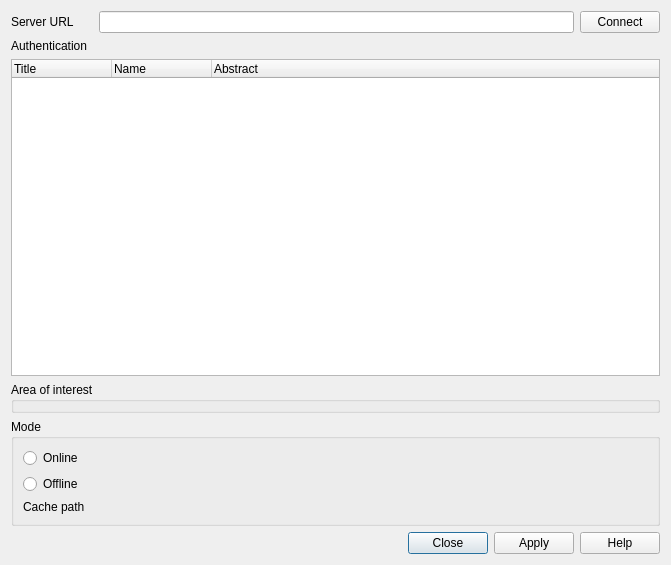
The window that ogcapiclient/ui/ogc_api_client_dialog.ui (NaturalGIS/ogcapiclient) describes before a commit, drawn with Qt 5.
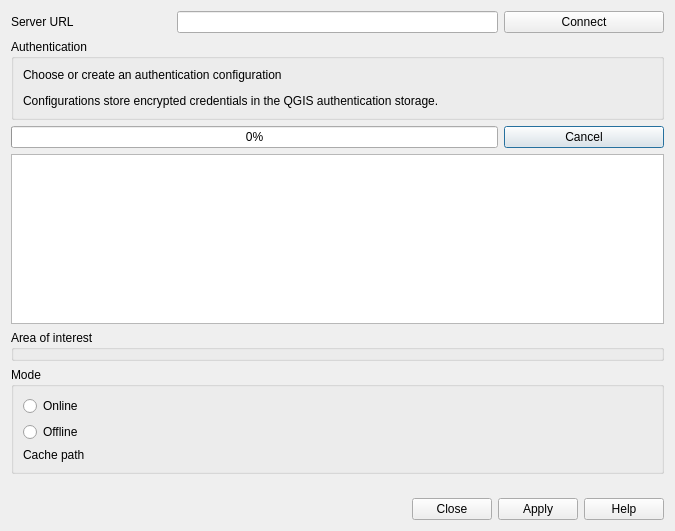
The same window after the commit. Custom widgets are drawn as their Qt base class.

```diff
--- a/ogcapiclient/ui/ogc_api_client_dialog.ui
+++ b/ogcapiclient/ui/ogc_api_client_dialog.ui
@@ -6,15 +6,86 @@
    <rect>
     <x>0</x>
     <y>0</y>
-    <width>671</width>
-    <height>565</height>
+    <width>675</width>
+    <height>531</height>
    </rect>
   </property>
   <property name="windowTitle">
    <string>OGC API Client</string>
   </property>
   <layout class="QGridLayout" name="gridLayout_2">
-   <item row="4" column="0" colspan="4">
+   <item row="2" column="3">
+    <widget class="QPushButton" name="button_cancel">
+     <property name="text">
+      <string>Cancel</string>
+     </property>
+    </widget>
+   </item>
+   <item row="2" column="0" colspan="3">
+    <widget class="QProgressBar" name="progress_bar">
+     <property name="value">
+      <number>0</number>
+     </property>
+    </widget>
+   </item>
+   <item row="1" column="0" colspan="4">
+    <widget class="QGroupBox" name="groupBox_2">
+     <property name="title">
+      <string>Authentication</string>
+     </property>
+     <layout class="QVBoxLayout" name="verticalLayout">
+      <item>
+       <widget class="QLabel" name="label_5">
+        <property name="sizePolicy">
+         <sizepolicy hsizetype="Preferred" vsizetype="Minimum">
+          <horstretch>0</horstretch>
+          <verstretch>0</verstretch>
+         </sizepolicy>
+        </property>
+        <property name="text">
+         <string>Choose or create an authentication configuration</string>
+        </property>
+        <property name="textFormat">
+         <enum>Qt::TextFormat::PlainText</enum>
+        </property>
+        <property name="wordWrap">
+         <bool>true</bool>
+        </property>
+       </widget>
+      </item>
+      <item>
+       <widget class="QgsAuthConfigSelect" name="auth_widget" native="true"/>
+      </item>
+      <item>
+       <widget class="QLabel" name="label_6">
+        <property name="sizePolicy">
+         <sizepolicy hsizetype="Preferred" vsizetype="Minimum">
+          <horstretch>0</horstretch>
+          <verstretch>0</verstretch>
+         </sizepolicy>
+        </property>
+        <property name="text">
+         <string>Configurations store encrypted credentials in the QGIS authentication storage.</string>
+        </property>
+        <property name="textFormat">
+         <enum>Qt::TextFormat::PlainText</enum>
+        </property>
+        <property name="wordWrap">
+         <bool>true</bool>
+        </property>
+       </widget>
+      </item>
+     </layout>
+    </widget>
+   </item>
+   <item row="0" column="3">
+    <widget class="QPushButton" name="button_connect">
+     <property name="text">
+      <string>Connect</string>
+     </property>
+    </widget>
+   </item>
+   <item row="5" column="0" colspan="4">
     <widget class="QGroupBox" name="groupBox">
      <property name="title">
       <string>Mode</string>
@@ -47,24 +118,26 @@
      </layout>
     </widget>
    </item>
-   <item row="0" column="0">
-    <widget class="QLabel" name="label">
-     <property name="text">
-      <string>Server URL</string>
-     </property>
-    </widget>
-   </item>
    <item row="3" column="0" colspan="4">
-    <widget class="QgsExtentGroupBox" name="group_extent">
-     <property name="title">
-      <string>Area of interest</string>
+    <widget class="QTreeView" name="collections_tree">
+     <property name="editTriggers">
+      <set>QAbstractItemView::EditTrigger::NoEditTriggers</set>
      </property>
-     <property name="collapsed" stdset="0">
+     <property name="alternatingRowColors">
       <bool>true</bool>
      </property>
+     <property name="selectionMode">
+      <enum>QAbstractItemView::SelectionMode::ExtendedSelection</enum>
+     </property>
+     <property name="sortingEnabled">
+      <bool>true</bool>
+     </property>
+     <attribute name="headerVisible">
+      <bool>true</bool>
+     </attribute>
     </widget>
    </item>
-   <item row="5" column="0" colspan="4">
+   <item row="7" column="0" colspan="4">
     <widget class="QDialogButtonBox" name="buttonBox">
      <property name="orientation">
       <enum>Qt::Orientation::Horizontal</enum>
@@ -74,60 +147,59 @@
      </property>
     </widget>
    </item>
-   <item row="0" column="2">
+   <item row="0" column="1" colspan="2">
     <widget class="QLineEdit" name="edit_server_url"/>
    </item>
-   <item row="0" column="3">
-    <widget class="QPushButton" name="button_connect">
-     <property name="text">
-      <string>Connect</string>
+   <item row="4" column="0" colspan="4">
+    <widget class="QgsExtentGroupBox" name="group_extent">
+     <property name="title">
+      <string>Area of interest</string>
      </property>
-    </widget>
-   </item>
-   <item row="1" column="0">
-    <widget class="QLabel" name="label_2">
-     <property name="text">
-      <string>Authentication</string>
-     </property>
-    </widget>
-   </item>
-   <item row="2" column="0" colspan="4">
-    <widget class="QTreeWidget" name="collections_tree">
-     <property name="allColumnsShowFocus">
+     <property name="collapsed" stdset="0">
       <bool>true</bool>
      </property>
-     <column>
-      <property name="text">
-       <string>Title</string>
-      </property>
-     </column>
-     <column>
-      <property name="text">
-       <string>Name</string>
-      </property>
-     </column>
-     <column>
-      <property name="text">
-       <string>Abstract</string>
-      </property>
-     </column>
     </widget>
    </item>
-   <item row="1" column="2" colspan="2">
-    <widget class="QgsAuthConfigSelect" name="auth_widget" native="true"/>
+   <item row="0" column="0">
+    <widget class="QLabel" name="label">
+     <property name="text">
+      <string>Server URL</string>
+     </property>
+    </widget>
+   </item>
+   <item row="6" column="0" colspan="4">
+    <spacer name="verticalSpacer">
+     <property name="orientation">
+      <enum>Qt::Orientation::Vertical</enum>
+     </property>
+     <property name="sizeHint" stdset="0">
+      <size>
+       <width>20</width>
+       <height>40</height>
+      </size>
+     </property>
+    </spacer>
    </item>
   </layout>
   <zorder>group_extent</zorder>
   <zorder>label</zorder>
   <zorder>edit_server_url</zorder>
   <zorder>button_connect</zorder>
-  <zorder>collections_tree</zorder>
   <zorder>buttonBox</zorder>
   <zorder>groupBox</zorder>
-  <zorder>label_2</zorder>
-  <zorder>auth_widget</zorder>
+  <zorder>progress_bar</zorder>
+  <zorder>collections_tree</zorder>
+  <zorder>groupBox_2</zorder>
+  <zorder>button_cancel</zorder>
+  <zorder>verticalSpacer</zorder>
  </widget>
  <customwidgets>
+  <customwidget>
+   <class>QgsAuthConfigSelect</class>
+   <extends>QWidget</extends>
+   <header>qgsauthconfigselect.h</header>
+   <container>1</container>
+  </customwidget>
   <customwidget>
    <class>QgsFileWidget</class>
    <extends>QWidget</extends>
@@ -140,12 +212,6 @@
    <header>qgis.gui</header>
    <container>1</container>
   </customwidget>
-  <customwidget>
-   <class>QgsAuthConfigSelect</class>
-   <extends>QWidget</extends>
-   <header>qgis.gui</header>
-   <container>1</container>
-  </customwidget>
  </customwidgets>
  <resources/>
  <connections>
```
